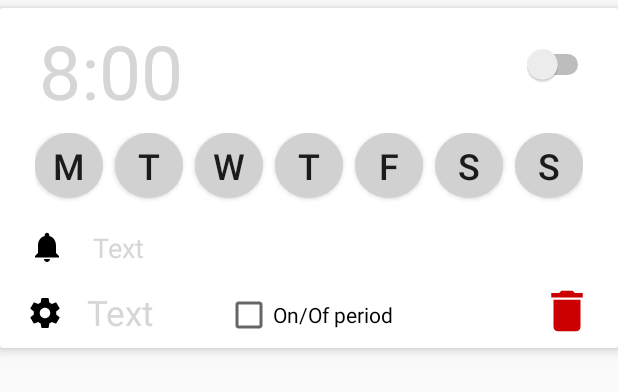
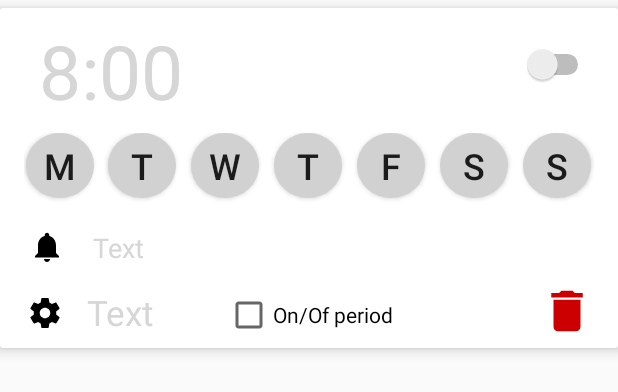
Before and after one commit to AlexKhomich/SimpleOrganizer-Project, an Android app: the layout listview_item_row_card.xml on its own in the app's theme, with its tools: preview values and no code run, on a phone screen of 412 x 824 dp. Shown: the top 392 px of the screen. Run offline under Robolectric (Android 15) with nearby library versions, the phone set to English and light mode, and no system bars.

Commit message:
Added notes cards to the project. Some little bug fixes.

```diff
--- a/app/build.gradle
+++ b/app/build.gradle
@@ -5,7 +5,7 @@ apply plugin: 'realm-android'
 
 android {
     compileSdkVersion 25
-    buildToolsVersion '25.0.0'
+    buildToolsVersion '25.0.2'
     defaultConfig {
         applicationId "com.cdg.alex.simpleorganizer"
         minSdkVersion 21
@@ -36,14 +36,14 @@ dependencies {
     compile 'com.android.support:appcompat-v7:25.3.1'
     compile 'com.android.support:support-v4:25.3.1'
     compile 'com.android.support:design:25.3.1'
-    compile 'com.google.android.gms:play-services-ads:10.2.1'
+    compile 'com.google.android.gms:play-services-ads:10.2.6'
     compile 'com.google.code.gson:gson:2.8.0'
     compile 'com.android.support:cardview-v7:25.3.1'
     testCompile 'junit:junit:4.12'
     compile "org.jetbrains.kotlin:kotlin-stdlib:$kotlin_version"
     compile 'com.android.support:recyclerview-v7:25.3.1'
     compile 'org.jetbrains.anko:anko-common:0.9.1'
-    compile 'com.android.support.constraint:constraint-layout:1.0.0-beta4'
+    compile 'com.android.support.constraint:constraint-layout:1.1.0-beta1'
     compile 'com.squareup:otto:+'
 }
 repositories {
--- a/app/src/main/java/com/cdg/alex/simpleorganizer/activities/OrganizerActivity.java
+++ b/app/src/main/java/com/cdg/alex/simpleorganizer/activities/OrganizerActivity.java
@@ -115,7 +115,7 @@ public class OrganizerActivity extends AppCompatActivity {
                 myFragment = AlarmFragment.newInstance(position);
 
             } else if (position == 2) {
-                myFragment = NoteFragment.newInstance(position);
+                myFragment = NoteFragment.Companion.newInstance(position);
 
             }
             return myFragment;
--- a/app/src/main/java/com/cdg/alex/simpleorganizer/utils/PeriodSetterBuilder.kt
+++ b/app/src/main/java/com/cdg/alex/simpleorganizer/utils/PeriodSetterBuilder.kt
@@ -31,6 +31,7 @@ class PeriodSetterBuilder: SettingsToHolder {
             val dayList: ArrayList<Boolean> = ArrayList()
             val periodSetter = PeriodSetter(readSavedAlarms(context, i), readFromSettingsAndSaveToHolder(context)[i].period!!, context)
             dayList.addAll(periodSetter.buildNewPeriodWeek(i))
+            if (readFromSettingsAndSaveToHolder(context)[i].isPeriodChecked) { //for only enabled period!
                 val jsonSettingsStringBuilder: JsonSettingsStringBuilder = JsonSettingsStringBuilder.Builder()
                         .setTime(readFromSettingsAndSaveToHolder(context)[i].time.toString())
                         .setPeriod(readFromSettingsAndSaveToHolder(context)[i].period.toString())
@@ -48,10 +49,7 @@ class PeriodSetterBuilder: SettingsToHolder {
                         .setSoundPath(readFromSettingsAndSaveToHolder(context)[i].soundPath.toString()).build()
                 editor.putString(readFromSettingsAndSaveToHolder(context)[i].id.toString(), jsonSettingsStringBuilder.toString())
             }
-
+        }
         editor.apply()
-
     }
-
-
 }
--- a/app/src/main/res/layout/fragment_note.xml
+++ b/app/src/main/res/layout/fragment_note.xml
@@ -5,6 +5,11 @@
     android:layout_height="match_parent"
     tools:context=".fragments.NoteFragment"
     android:background="@color/colorPrimary">
+
+    <android.support.v7.widget.RecyclerView
+        android:id="@+id/noteRecyclerView"
+        android:layout_width="match_parent"
+        android:layout_height="wrap_content" />
 
     <android.support.design.widget.FloatingActionButton
         android:id="@+id/fabAddNotes"
--- a/app/src/main/res/layout/listview_item_row_card.xml
+++ b/app/src/main/res/layout/listview_item_row_card.xml
@@ -122,7 +122,7 @@
 
         <LinearLayout
             android:orientation="horizontal"
-            android:layout_width="wrap_content"
+            android:layout_width="0dp"
             android:layout_height="wrap_content"
             android:layout_marginStart="16dp"
             app:layout_constraintLeft_toLeftOf="parent"
@@ -133,117 +133,157 @@
             android:id="@+id/linearLayout"
             android:elevation="0dp">
 
+            <Space
+                android:layout_width="wrap_content"
+                android:layout_height="wrap_content"
+                android:layout_weight="2" />
+
             <ToggleButton
                 android:id="@+id/monday"
+                style="@android:style/Widget.Material.Button"
+                android:layout_width="45dp"
+                android:layout_height="48dp"
+                android:layout_marginRight="8dp"
+                android:layout_weight="0"
                 android:background="@drawable/btn_toggle_bg"
+                android:elevation="0dp"
+                android:paddingBottom="4dp"
+                android:textAlignment="center"
                 android:textOff="M"
                 android:textOn="M"
                 android:textSize="24sp"
-                android:textAlignment="center"
-                android:layout_height="48dp"
-                tools:layout_editor_absoluteY="75dp"
-                style="@android:style/Widget.Material.Button"
-                android:layout_width="45dp"
                 tools:layout_editor_absoluteX="16dp"
-                android:layout_weight="1"
-                android:paddingBottom="4dp"
-                android:elevation="0dp"
-                android:layout_marginRight="8dp" />
+                tools:layout_editor_absoluteY="75dp" />
+
+            <Space
+                android:layout_width="wrap_content"
+                android:layout_height="wrap_content"
+                android:layout_weight="2" />
 
             <ToggleButton
                 android:id="@+id/tuesday"
+                style="@android:style/Widget.Material.Button"
+                android:layout_width="45dp"
+                android:layout_height="48dp"
+                android:layout_marginRight="8dp"
+                android:layout_weight="0"
                 android:background="@drawable/btn_toggle_bg"
+                android:paddingBottom="4dp"
+                android:textAlignment="center"
                 android:textOff="T"
                 android:textOn="T"
                 android:textSize="24sp"
-                android:textAlignment="center"
-                android:layout_height="48dp"
-                style="@android:style/Widget.Material.Button"
-                android:layout_width="45dp"
-                tools:layout_editor_absoluteY="299dp"
                 tools:layout_editor_absoluteX="117dp"
-                android:layout_weight="1"
-                android:layout_marginRight="8dp"
-                android:paddingBottom="4dp" />
+                tools:layout_editor_absoluteY="299dp" />
+
+            <Space
+                android:layout_width="wrap_content"
+                android:layout_height="wrap_content"
+                android:layout_weight="2" />
 
             <ToggleButton
                 android:id="@+id/wednesday"
+                style="@android:style/Widget.Material.Button"
+                android:layout_width="45dp"
+                android:layout_height="48dp"
+                android:layout_marginRight="8dp"
+                android:layout_weight="0"
                 android:background="@drawable/btn_toggle_bg"
+                android:paddingBottom="4dp"
+                android:textAlignment="center"
                 android:textOff="W"
                 android:textOn="W"
                 android:textSize="24sp"
-                android:textAlignment="center"
-                android:layout_height="48dp"
-                style="@android:style/Widget.Material.Button"
-                android:layout_width="45dp"
-                tools:layout_editor_absoluteY="299dp"
                 tools:layout_editor_absoluteX="228dp"
-                android:layout_weight="1"
-                android:layout_marginRight="8dp"
-                android:paddingBottom="4dp" />
+                tools:layout_editor_absoluteY="299dp" />
+
+            <Space
+                android:layout_width="wrap_content"
+                android:layout_height="wrap_content"
+                android:layout_weight="2" />
 
             <ToggleButton
                 android:id="@+id/thursday"
+                style="@android:style/Widget.Material.Button"
+                android:layout_width="45dp"
+                android:layout_height="48dp"
+                android:layout_marginRight="8dp"
+                android:layout_weight="0"
                 android:background="@drawable/btn_toggle_bg"
+                android:paddingBottom="4dp"
+                android:textAlignment="center"
                 android:textOff="T"
                 android:textOn="T"
                 android:textSize="24sp"
-                android:textAlignment="center"
-                style="@android:style/Widget.Material.Button"
-                android:layout_width="45dp"
-                tools:layout_editor_absoluteY="299dp"
                 tools:layout_editor_absoluteX="312dp"
-                android:layout_weight="1"
-                android:layout_height="48dp"
-                android:layout_marginRight="8dp"
-                android:paddingBottom="4dp" />
+                tools:layout_editor_absoluteY="299dp" />
+
+            <Space
+                android:layout_width="wrap_content"
+                android:layout_height="wrap_content"
+                android:layout_weight="2" />
 
             <ToggleButton
                 android:id="@+id/friday"
+                style="@android:style/Widget.Material.Button"
+                android:layout_width="45dp"
+                android:layout_height="48dp"
+                android:layout_marginRight="8dp"
+                android:layout_weight="0"
                 android:background="@drawable/btn_toggle_bg"
+                android:paddingBottom="4dp"
+                android:textAlignment="center"
                 android:textOff="F"
                 android:textOn="F"
                 android:textSize="24sp"
-                android:textAlignment="center"
-                android:layout_height="48dp"
-                style="@android:style/Widget.Material.Button"
-                android:layout_width="45dp"
-                tools:layout_editor_absoluteY="359dp"
                 tools:layout_editor_absoluteX="48dp"
-                android:layout_weight="1"
-                android:layout_marginRight="8dp"
-                android:paddingBottom="4dp" />
+                tools:layout_editor_absoluteY="359dp" />
+
+            <Space
+                android:layout_width="wrap_content"
+                android:layout_height="wrap_content"
+                android:layout_weight="2" />
 
             <ToggleButton
                 android:id="@+id/saturday"
+                style="@android:style/Widget.Material.Button"
+                android:layout_width="45dp"
+                android:layout_height="48dp"
+                android:layout_marginRight="8dp"
+                android:layout_weight="0"
                 android:background="@drawable/btn_toggle_bg"
+                android:paddingBottom="4dp"
+                android:textAlignment="center"
                 android:textOff="S"
                 android:textOn="S"
                 android:textSize="24sp"
-                android:textAlignment="center"
-                style="@android:style/Widget.Material.Button"
-                android:layout_width="45dp"
                 tools:layout_editor_absoluteX="144dp"
-                tools:layout_editor_absoluteY="367dp"
-                android:layout_weight="1"
-                android:layout_height="48dp"
-                android:layout_marginRight="8dp"
-                android:paddingBottom="4dp" />
+                tools:layout_editor_absoluteY="367dp" />
+
+            <Space
+                android:layout_width="wrap_content"
+                android:layout_height="wrap_content"
+                android:layout_weight="2" />
 
             <ToggleButton
                 android:id="@+id/sunday"
+                style="@android:style/Widget.Material.Button"
+                android:layout_width="45dp"
+                android:layout_height="48dp"
+                android:layout_weight="0"
                 android:background="@drawable/btn_toggle_bg"
+                android:paddingBottom="4dp"
+                android:textAlignment="center"
                 android:textOff="S"
                 android:textOn="S"
                 android:textSize="24sp"
-                android:textAlignment="center"
-                android:layout_height="48dp"
-                style="@android:style/Widget.Material.Button"
-                android:layout_width="45dp"
-                tools:layout_editor_absoluteY="367dp"
                 tools:layout_editor_absoluteX="271dp"
-                android:layout_weight="1"
-                android:paddingBottom="4dp" />
+                tools:layout_editor_absoluteY="367dp" />
+
+            <Space
+                android:layout_width="wrap_content"
+                android:layout_height="wrap_content"
+                android:layout_weight="2" />
         </LinearLayout>
 
         <CheckBox
--- a/app/src/main/res/values/strings.xml
+++ b/app/src/main/res/values/strings.xml
@@ -13,6 +13,10 @@
     <string name="snooze">Snooze</string>
     <string name="stop">Stop</string>
     <string name="alarm">ALARM!!!</string>
+    <string name="note_name">Note Name</string>
+    <string name="date_and_time">Date and time</string>
+    <string name="_8942">⋮</string>
+    <string name="note_preview">Note Preview</string>
 
     <string-array name="snoozeTimeItems">
         <item>1 min</item>
--- a/build.gradle
+++ b/build.gradle
@@ -9,7 +9,7 @@ buildscript {
         }
     }
     dependencies {
-        classpath 'com.android.tools.build:gradle:3.0.0-alpha2'
+        classpath 'com.android.tools.build:gradle:3.0.0-alpha3'
         classpath "org.jetbrains.kotlin:kotlin-gradle-plugin:$kotlin_version"
         classpath "io.realm:realm-gradle-plugin:2.2.1"
         // NOTE: Do not place your application dependencies here; they belong
```
Also changed, not shown: app/src/main/java/com/cdg/alex/simpleorganizer/fragments/NoteFragment.java (deleted, +0 -45 lines), app/src/main/java/com/cdg/alex/simpleorganizer/fragments/NoteFragment.kt (added, +65 -0 lines), app/src/main/java/com/cdg/alex/simpleorganizer/notes_list/NoteContainer.kt (added, +7 -0 lines), app/src/main/java/com/cdg/alex/simpleorganizer/notes_list/NotePriority.kt (added, +10 -0 lines), app/src/main/java/com/cdg/alex/simpleorganizer/notes_list/NotesAdapter.kt (added, +51 -0 lines), app/src/main/res/layout/card_note.xml (+42 -23 lines). Lines whose indentation alone changed are shown as unchanged.
